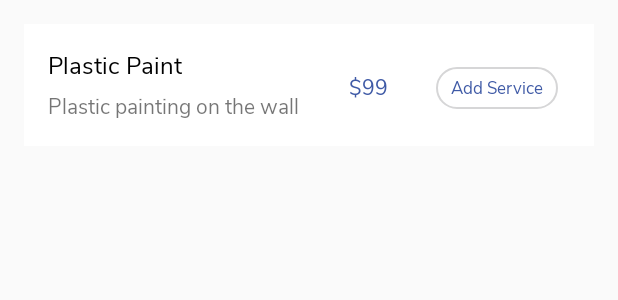
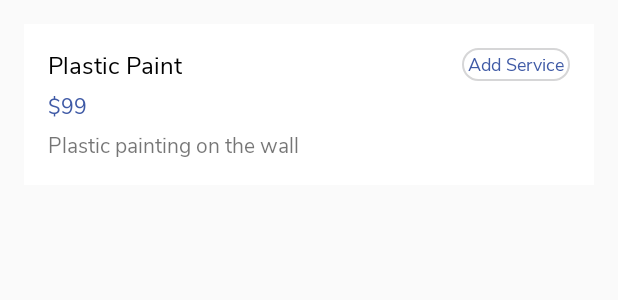
Before and after one commit to AkashShahriar55/Adme-2021, an Android app: the layout select_service_item.xml on its own in the app's theme, with its tools: preview values and no code run, on a phone screen of 412 x 824 dp. Shown: the top 300 px of the screen. Run offline under Robolectric (Android 15) with nearby library versions, the phone set to English and light mode, and no system bars.

Commit message:
service view and update without gallery and backened ddone

```diff
--- a/app/src/main/res/layout/select_service_item.xml
+++ b/app/src/main/res/layout/select_service_item.xml
@@ -9,6 +9,7 @@
     android:layout_marginTop="16dp"
     android:layout_marginRight="16dp"
     android:layout_marginLeft="16dp"
+    android:padding="16dp"
     android:clickable="true"
     android:focusable="true"
     android:foreground="?attr/selectableItemBackground"
@@ -18,71 +19,53 @@
         android:id="@+id/tv_service_title"
         android:layout_width="wrap_content"
         android:layout_height="wrap_content"
-        android:layout_marginStart="16dp"
-        android:layout_marginTop="16dp"
         android:text="Plastic Paint"
         android:textColor="@color/black"
         android:textSize="16sp"
-        app:layout_constraintBottom_toTopOf="@+id/tv_service_details"
         app:layout_constraintStart_toStartOf="parent"
+        app:layout_constraintTop_toTopOf="parent" />
+
+
+    <TextView
+        android:id="@+id/tv_service_price"
+        android:layout_width="wrap_content"
+        android:layout_height="wrap_content"
+        android:text="$99"
+        android:layout_marginTop="5dp"
+        android:textColor="@color/txt_highlight"
+        android:textSize="14sp"
+        android:textStyle="normal"
+        app:layout_constraintStart_toStartOf="parent"
+        app:layout_constraintTop_toBottomOf="@+id/tv_service_title"
+        />
+
+    <TextView
+        android:id="@+id/tv_service_button"
+        android:layout_width="wrap_content"
+        android:layout_height="wrap_content"
+        android:background="@drawable/review_item_background"
+        android:text="Add Service"
+        android:textColor="@color/sv_primary"
+        android:textSize="12sp"
+        android:paddingStart="4dp"
+        android:paddingEnd="4dp"
+        android:paddingTop="2dp"
+        android:paddingBottom="2dp"
         app:layout_constraintTop_toTopOf="parent"
-        app:layout_constraintVertical_chainStyle="packed" />
+        app:layout_constraintEnd_toEndOf="parent"/>
 
     <TextView
         android:id="@+id/tv_service_details"
         android:layout_width="0dp"
         android:layout_height="wrap_content"
-        android:layout_marginStart="16dp"
         android:layout_marginTop="5dp"
-        android:layout_marginEnd="32dp"
-        android:layout_marginBottom="16dp"
         android:text="Plastic painting on the wall"
         android:textSize="14sp"
         app:layout_constraintBottom_toBottomOf="parent"
-        app:layout_constraintEnd_toStartOf="@+id/tv_service_price"
+       app:layout_constraintEnd_toEndOf="parent"
         app:layout_constraintStart_toStartOf="parent"
-        app:layout_constraintTop_toBottomOf="@+id/tv_service_title" />
+        app:layout_constraintTop_toBottomOf="@+id/tv_service_price" />
 
-    <TextView
-        android:id="@+id/tv_service_price"
-        android:layout_width="wrap_content"
-        android:layout_height="wrap_content"
-        android:layout_marginTop="3dp"
-        android:layout_marginEnd="32dp"
-        android:text="$99"
-        android:textColor="@color/txt_highlight"
-        android:textSize="14sp"
-        android:textStyle="normal"
-        app:layout_constraintBottom_toBottomOf="parent"
-        app:layout_constraintEnd_toStartOf="@+id/constraintLayout3"
-        app:layout_constraintTop_toTopOf="parent" />
 
-    <androidx.constraintlayout.widget.ConstraintLayout
-        android:id="@+id/constraintLayout3"
-        android:layout_width="wrap_content"
-        android:layout_height="0dp"
-        android:layout_marginEnd="24dp"
-        app:layout_constraintBottom_toBottomOf="parent"
-        app:layout_constraintEnd_toEndOf="parent"
-        app:layout_constraintTop_toTopOf="parent">
-
-        <TextView
-            android:id="@+id/tv_service_button"
-            android:layout_width="wrap_content"
-            android:layout_height="wrap_content"
-            android:layout_marginTop="3dp"
-            android:background="@drawable/review_item_background"
-            android:paddingLeft="10dp"
-            android:paddingTop="5dp"
-            android:paddingRight="10dp"
-            android:paddingBottom="5dp"
-            android:text="Add Service"
-            android:textColor="@color/sv_primary"
-            android:textSize="11sp"
-            app:layout_constraintBottom_toBottomOf="parent"
-            app:layout_constraintEnd_toEndOf="parent"
-            app:layout_constraintStart_toStartOf="parent"
-            app:layout_constraintTop_toTopOf="parent" />
-    </androidx.constraintlayout.widget.ConstraintLayout>
 
 </androidx.constraintlayout.widget.ConstraintLayout>
```
Also changed, not shown: app/src/main/java/com/cookietech/namibia/adme/ui/serviceProvider/today/addservice/AddServiceAdapter.kt (+4 -4 lines), app/src/main/java/com/cookietech/namibia/adme/ui/serviceProvider/today/addservice/AddServiceBottomSheetFragment.kt (+30 -7 lines), app/src/main/java/com/cookietech/namibia/adme/ui/serviceProvider/today/addservice/ServicesFragment.kt (+12 -8 lines).
